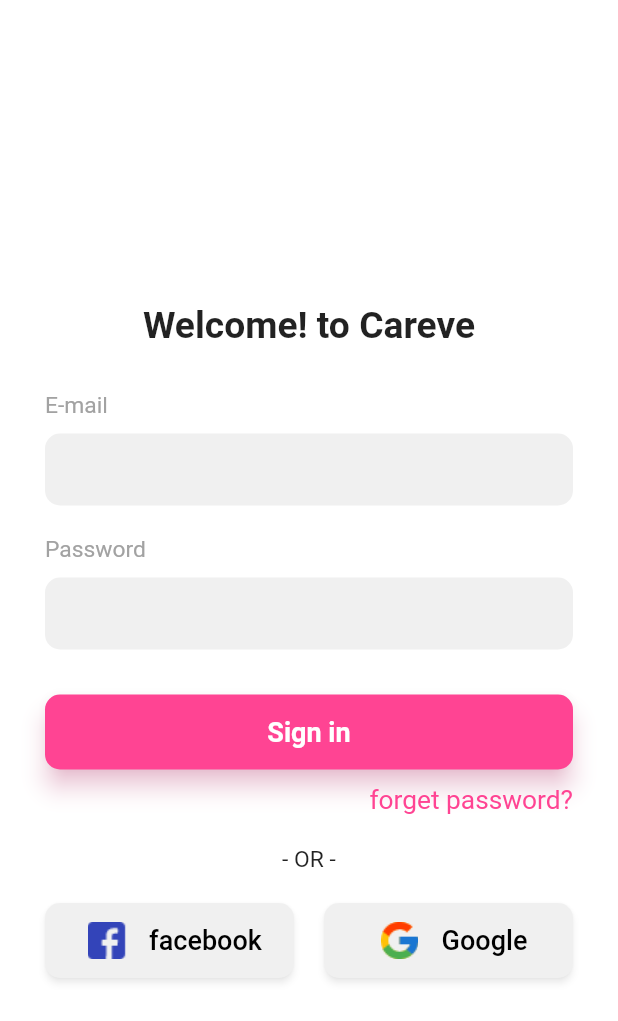
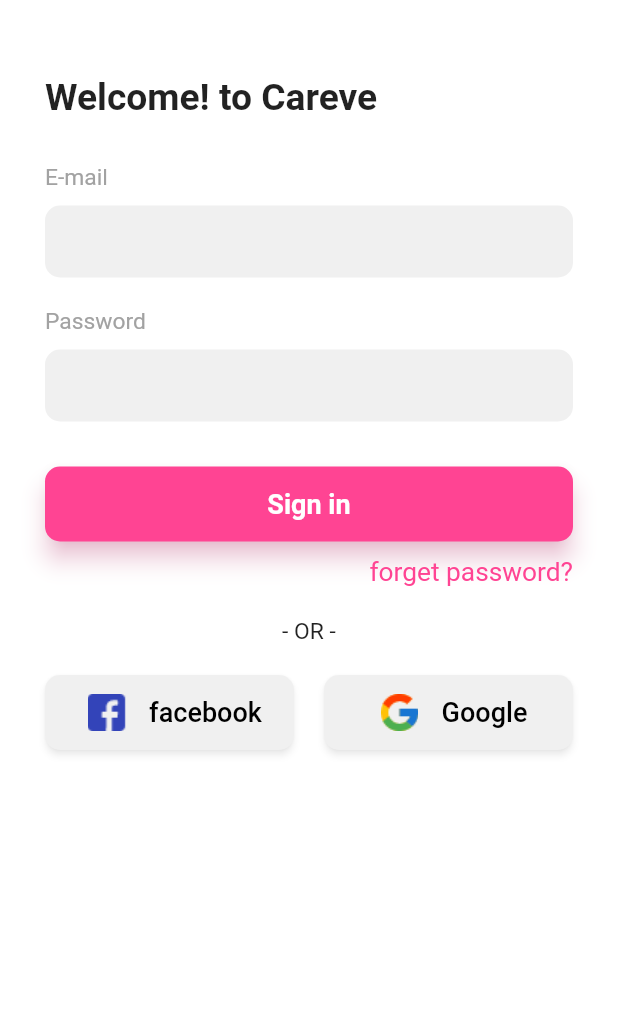
Before and after one commit to Medhat170/careve-Graduation-Project-, a Flutter app: the AuthView screen opened by its route, on a phone screen of 412 x 824 dp. Shown: the top 1021 px of the screen. Run offline on Flutter 3.47's test engine with Material 2 defaults, Android fonts, the phone set to English and light mode, and no system bars; our stand-ins replace dio, dots_indicator, flutter_screenutil, font_awesome_flutter, get; Roboto replaces fonts that are missing (Segoe UI).

Commit message:
Auth UI Finished

```diff
--- a/lib/app/modules/auth/components/auth_input_field.dart
+++ b/lib/app/modules/auth/components/auth_input_field.dart
@@ -21,7 +21,7 @@
     this.keyBoardType,
     this.isPassword = false,
     this.hintText = '',
-    this.hidePassword = true,
+    this.hidePassword = false,
     this.changeObscuring,
     this.loading = false,
   });
--- a/lib/app/modules/auth/views/auth_view.dart
+++ b/lib/app/modules/auth/views/auth_view.dart
@@ -16,22 +16,19 @@
     return AppDirectionality(
       child: SafeArea(
         child: Scaffold(
-          body: SingleChildScrollView(
-            child: SizedBox(
+          body: SizedBox(
             height: Get.height -
                 Get.mediaQuery.padding.top -
                 Get.mediaQuery.padding.bottom,
             width: Get.width,
             child: Form(
               key: controller.authFormKey,
-                child: Padding(
+              child: Obx(
+                () => ListView(
                   padding: const EdgeInsets.symmetric(
                     horizontal: 30,
                     vertical: 20,
                   ),
-                  child: Obx(
-                    () => Column(
-                      mainAxisAlignment: MainAxisAlignment.center,
                   children: [
                     Padding(
                       padding: const EdgeInsets.symmetric(
@@ -80,7 +77,7 @@
                     ),
                     AppButton(
                       S.of(context).signIn,
-                          onTap: () {},
+                      onTap: () async => await controller.auth(),
                       backgroundColor: ColorUtil.primaryColor,
                     ),
                     const SizedBox(
@@ -101,6 +98,9 @@
                         )
                       ],
                     ),
+                    Column(
+                      crossAxisAlignment: CrossAxisAlignment.center,
+                      children: [
                         Padding(
                           padding: const EdgeInsets.symmetric(
                             vertical: 20.0,
@@ -138,10 +138,10 @@
                               ),
                             ),
                           ],
+                        ),
+                      ],
                     )
                   ],
-                    ),
-                  ),
                 ),
               ),
             ),
```
Lines whose indentation alone changed are shown as unchanged.
